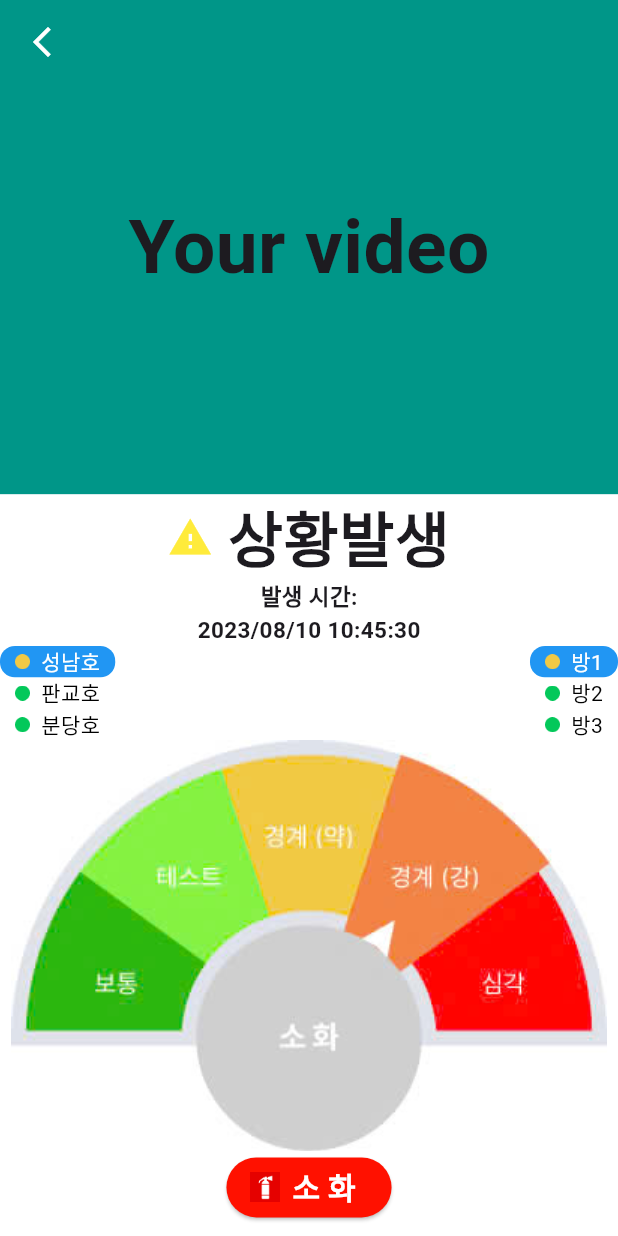
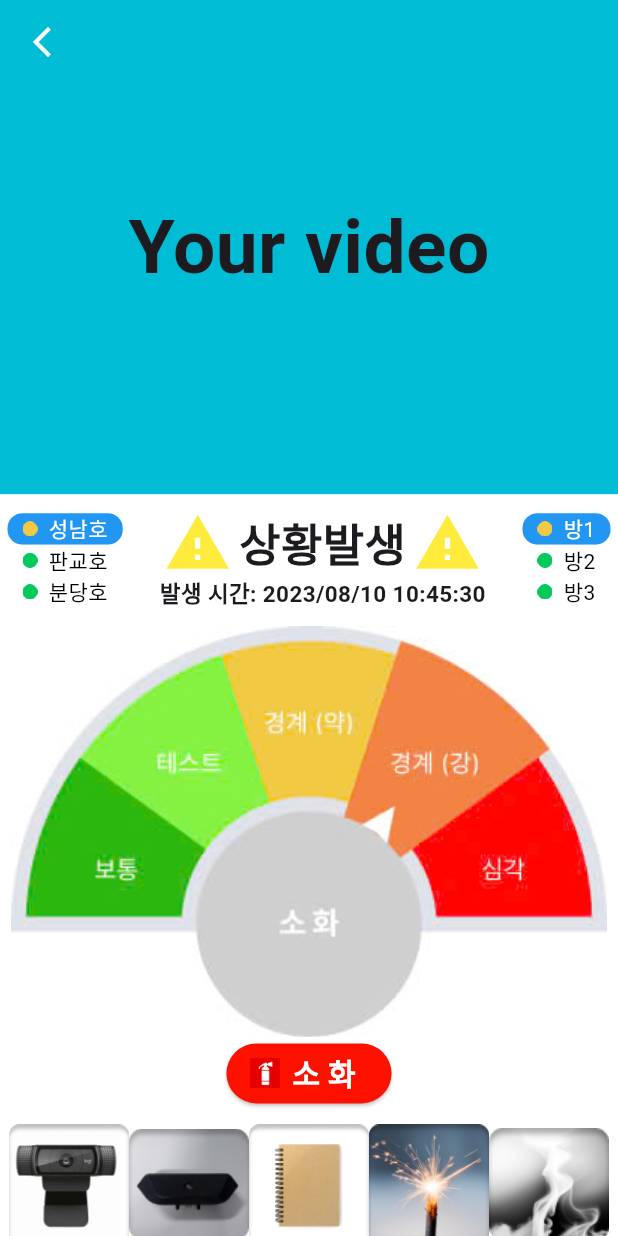
Before and after one commit to ThoNguyenIT/demo_92024, a Flutter app: the RealtimeviewPage screen opened by its route, on a phone screen of 412 x 824 dp. Run offline on Flutter 3.47's test engine with Material 3 defaults, Android fonts, the light colour scheme and no system bars; our stand-ins replace badges, flutter_image_slideshow, get, syncfusion_flutter_charts, youtube_player_flutter.

Commit message:
Update realtimeview_page.dart

```diff
--- a/lib/app/ui/pages/realtimeview_page/realtimeview_page.dart
+++ b/lib/app/ui/pages/realtimeview_page/realtimeview_page.dart
@@ -9,7 +9,7 @@ class RealtimeviewPage extends GetView<RealtimeviewController> {
 
   @override
   Widget build(BuildContext context) {
-    final HomeController controller2 = Get.find<HomeController>();
+    final HomeController controller = Get.find<HomeController>();
     return Scaffold(
       extendBodyBehindAppBar: true,
       appBar: AppBar(
@@ -27,7 +27,7 @@ class RealtimeviewPage extends GetView<RealtimeviewController> {
           Expanded(
             flex: 4,
             child: Container(
-              color: Colors.teal,
+              color: Colors.cyan,
               width: double.infinity,
               child: Center(
                 child: Text(
@@ -47,40 +47,13 @@ class RealtimeviewPage extends GetView<RealtimeviewController> {
                 color: Colors.white,
                 child: Column(
                   children: <Widget>[
-                    const Row(
-                      mainAxisAlignment: MainAxisAlignment.center,
-                      children: [
-                        Icon(Icons.warning, color: Colors.yellow, size: 30),
-                        SizedBox(width: 10),
-                        Text(
-                          "상황발생",
-                          style: TextStyle(
-                            fontSize: 40,
-                            fontWeight: FontWeight.bold,
+                    Padding(
+                      padding: const EdgeInsets.symmetric(
+                        horizontal: 5,
+                        vertical: 10,
                       ),
-                        ),
-                      ],
-                    ),
-                    const Column(
+                      child: Row(
                         crossAxisAlignment: CrossAxisAlignment.center,
-                      children: [
-                        Text(
-                          "발생 시간:",
-                          style: TextStyle(
-                            fontSize: 15,
-                            fontWeight: FontWeight.bold,
-                          ),
-                        ),
-                        Text(
-                          "2023/08/10 10:45:30",
-                          style: TextStyle(
-                            fontSize: 15,
-                            fontWeight: FontWeight.bold,
-                          ),
-                        ),
-                      ],
-                    ),
-                    Row(
                         mainAxisAlignment: MainAxisAlignment.spaceBetween,
                         children: [
                           Column(
@@ -165,6 +138,40 @@ class RealtimeviewPage extends GetView<RealtimeviewController> {
                                     ],
                                   ),
                                 ),
+                              ),
+                            ],
+                          ),
+                          Column(
+                            children: [
+                              Row(
+                                mainAxisAlignment: MainAxisAlignment.center,
+                                children: [
+                                  Icon(Icons.warning,
+                                      color: Colors.yellow, size: 45),
+                                  SizedBox(width: 5),
+                                  Text(
+                                    "상황발생",
+                                    style: TextStyle(
+                                      fontSize: 30,
+                                      fontWeight: FontWeight.bold,
+                                    ),
+                                  ),
+                                  SizedBox(width: 5),
+                                  Icon(Icons.warning,
+                                      color: Colors.yellow, size: 45),
+                                ],
+                              ),
+                              Row(
+                                mainAxisAlignment: MainAxisAlignment.center,
+                                children: [
+                                  Text(
+                                    "발생 시간: 2023/08/10 10:45:30",
+                                    style: TextStyle(
+                                      fontSize: 15,
+                                      fontWeight: FontWeight.bold,
+                                    ),
+                                  ),
+                                ],
                               ),
                             ],
                           ),
@@ -255,11 +262,17 @@ class RealtimeviewPage extends GetView<RealtimeviewController> {
                           ),
                         ],
                       ),
+                    ),
                     Center(
+                      child: InkWell(
+                        onTap: () {
+                          controller.toggleActive();
+                        },
                         child: Obx(
                           () => Image.asset(
-                          controller2.currentData.value.imagePath,
+                            controller.currentData.value.imagePath,
                             fit: BoxFit.contain,
+                          ),
                         ),
                       ),
                     ),
@@ -298,6 +311,7 @@ class RealtimeviewPage extends GetView<RealtimeviewController> {
                                 imagePaths[index],
                                 width: 80,
                                 height: 80,
+                                fit: BoxFit.contain,
                               ),
                             ],
                           );
```
Lines whose indentation alone changed are shown as unchanged.
